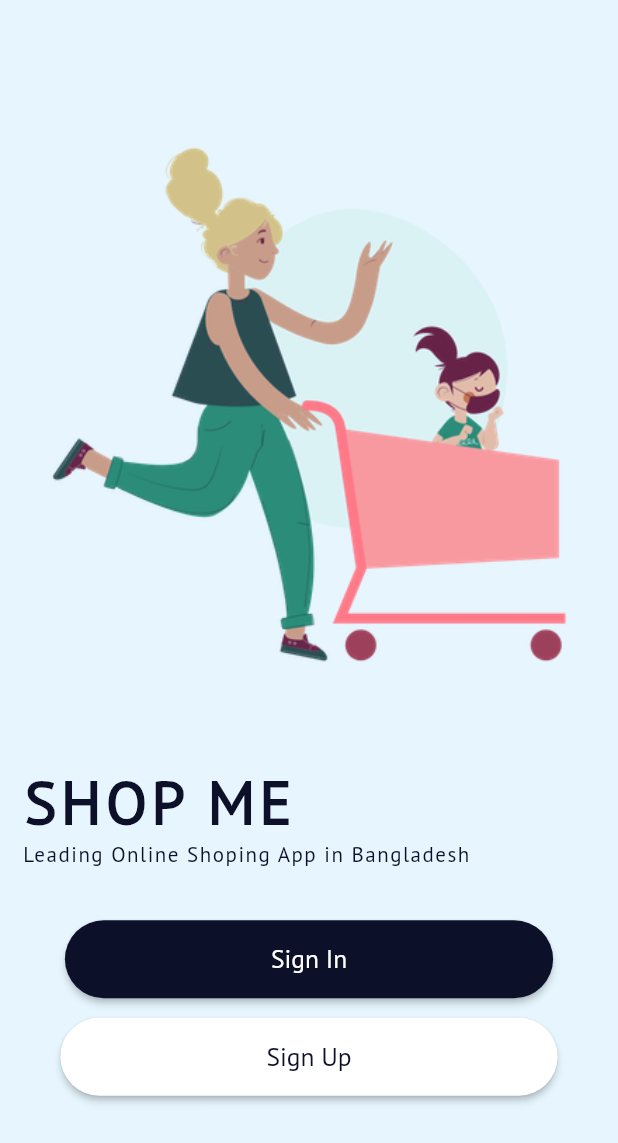
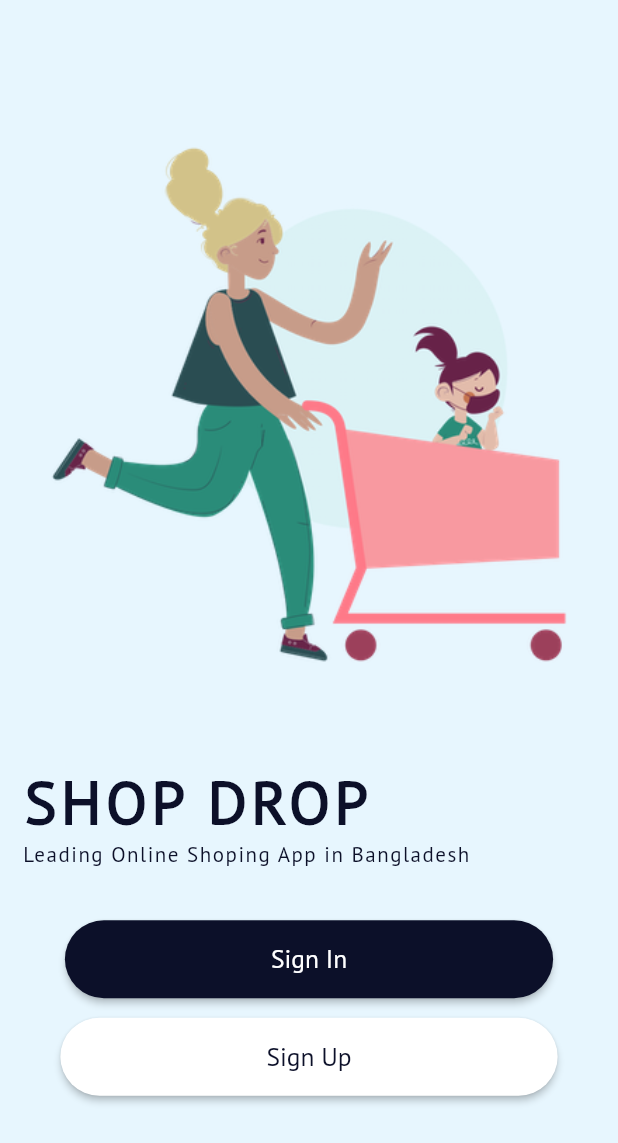
Before and after one commit to MostofaMohiuddin/shop-drop, a Flutter app: the screen it shows after launch, on a phone screen of 412 x 824 dp. Shown: the top 1143 px of the screen. Run offline on Flutter 3.47's test engine with Material 2 defaults, Android fonts, the light colour scheme and no system bars; our stand-ins replace badges, cloud_firestore, firebase_auth, firebase_core; accounts and stored records are empty; Roboto replaces fonts that are missing (PT sans).

Commit message:
:rocket: Finishing Touch

```diff
--- a/lib/main.dart
+++ b/lib/main.dart
@@ -31,7 +31,7 @@ class MyApp extends StatelessWidget {
       },
       child: MaterialApp(
         debugShowCheckedModeBanner: false,
-        title: 'Shop Me',
+        title: 'Shop Drop',
         theme: ThemeData(
           primarySwatch: Colors.blue,
           visualDensity: VisualDensity.adaptivePlatformDensity,
--- a/lib/screens/auth/authHome.dart
+++ b/lib/screens/auth/authHome.dart
@@ -9,8 +9,6 @@ class AuthHome extends StatefulWidget {
 class _AuthHomeState extends State<AuthHome> {
   @override
   Widget build(BuildContext context) {
-    const image = 'assets/images/shop.svg';
-
     return Scaffold(
       backgroundColor: Color(0xFFe7f6fe),
       body: Container(
@@ -44,7 +42,7 @@ class _AuthHomeState extends State<AuthHome> {
                 height: MediaQuery.of(context).size.height / 16,
               ),
               Text(
-                "SHOP ME",
+                "SHOP DROP",
                 style: TextStyle(
                   fontSize: 40,
                   fontWeight: FontWeight.bold,
--- a/lib/screens/auth/signin.dart
+++ b/lib/screens/auth/signin.dart
@@ -1,5 +1,3 @@
-import 'package:e_commerce/widgets/authButton.dart';
-import 'package:e_commerce/widgets/authTextField.dart';
 import 'package:e_commerce/widgets/authForm.dart';
 import 'package:flutter/material.dart';
 
--- a/lib/screens/auth/signup.dart
+++ b/lib/screens/auth/signup.dart
@@ -1,5 +1,3 @@
-import 'package:e_commerce/widgets/authButton.dart';
-import 'package:e_commerce/widgets/authTextField.dart';
 import 'package:e_commerce/widgets/authForm.dart';
 import 'package:flutter/material.dart';
 
--- a/lib/screens/home.dart
+++ b/lib/screens/home.dart
@@ -1,7 +1,7 @@
 import 'package:e_commerce/screens/auth/authHome.dart';
-import 'package:e_commerce/screens/shop/product.dart';
+
 import 'package:e_commerce/screens/shop/shopHome.dart';
-import 'package:e_commerce/screens/user/profile.dart';
+
 import 'package:firebase_auth/firebase_auth.dart';
 import 'package:flutter/material.dart';
 
--- a/lib/screens/user/profile.dart
+++ b/lib/screens/user/profile.dart
@@ -1,4 +1,3 @@
-import 'package:e_commerce/services/auth.dart';
 import 'package:firebase_auth/firebase_auth.dart';
 import 'package:flutter/material.dart';
 
--- a/lib/widgets/authForm.dart
+++ b/lib/widgets/authForm.dart
@@ -1,4 +1,3 @@
-import 'package:e_commerce/services/auth.dart';
 import 'package:firebase_auth/firebase_auth.dart';
 import 'package:cloud_firestore/cloud_firestore.dart';
 import 'package:flutter/material.dart';
```
Also changed, not shown: lib/screens/shop/product.dart (+19 -5 lines), lib/screens/shop/shopHome.dart (+10 -16 lines), 21 other files.
